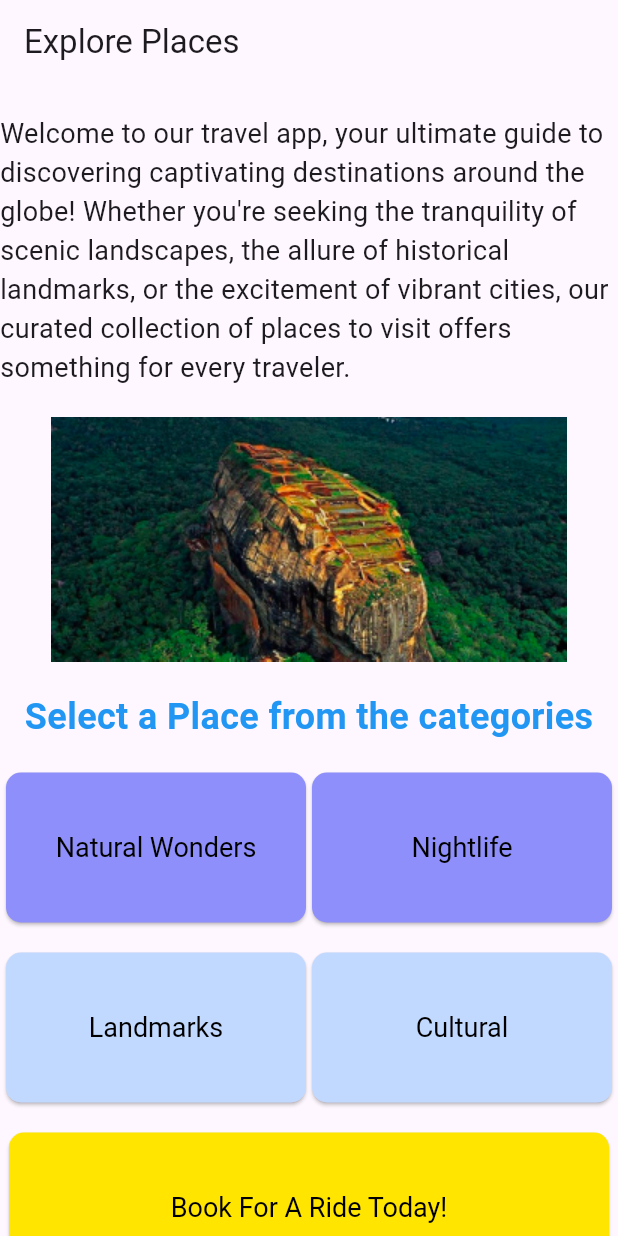
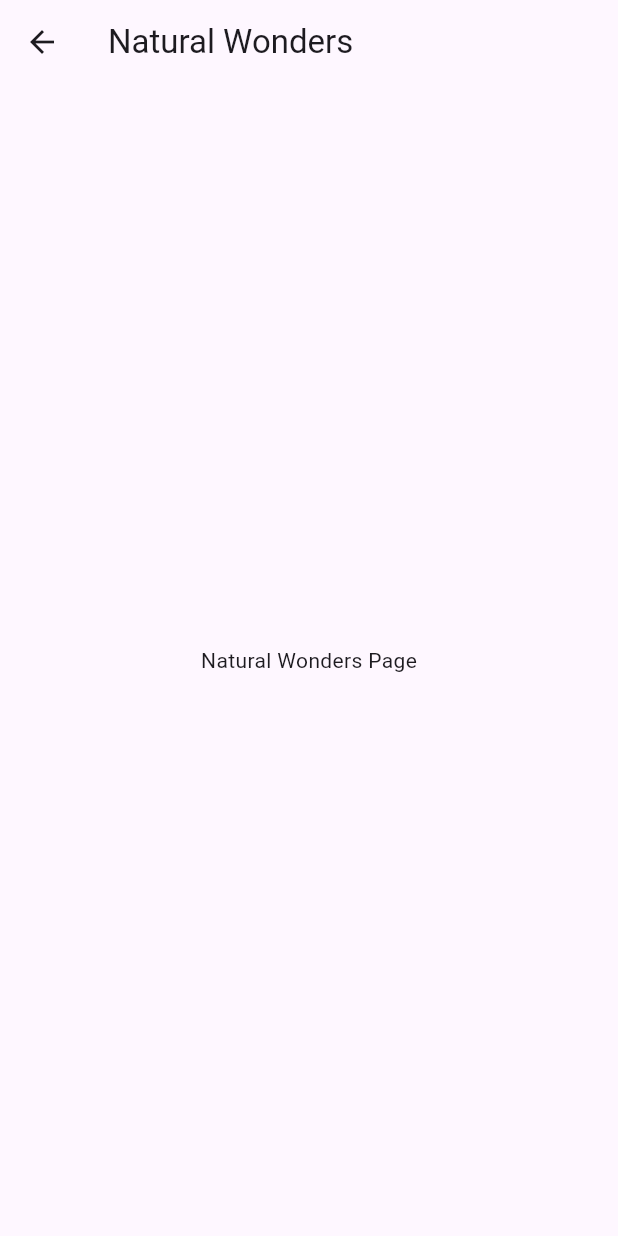
Before and after one commit to AmineFjr/exploreplaces, a Flutter app: the screen it shows after launch, after a tap on "Natural Wonders", on a phone screen of 412 x 824 dp. Run offline on Flutter 3.47's test engine with Material 3 defaults, Android fonts, the phone set to English and light mode, and no system bars.

Commit message:
feat: navigate between pages when button is clicked

```diff
--- a/lib/main.dart
+++ b/lib/main.dart
@@ -5,12 +5,12 @@
 }
 
 class MyApp extends StatelessWidget {
-  const MyApp({super.key});
+  const MyApp({Key? key});
 
   @override
   Widget build(BuildContext context) {
     return MaterialApp(
-      title: 'Mon Application',
+      title: 'Explore Places',
       theme: ThemeData(
         primarySwatch: Colors.blue,
       ),
@@ -20,144 +20,141 @@
 }
 
 class MyHomePage extends StatelessWidget {
-  const MyHomePage({super.key});
+  const MyHomePage({Key? key});
+
+  Widget _buildCategoryButton(
+      String text, {
+        required VoidCallback onPressed,
+        Color? backgroundColor,
+      }) {
+    return Flexible(
+      child: ElevatedButton(
+        onPressed: onPressed,
+        style: ElevatedButton.styleFrom(
+          fixedSize: const Size(200, 100),
+          foregroundColor: Colors.black,
+          backgroundColor: backgroundColor ?? const Color(0xFF8E8FFA),
+          padding: const EdgeInsets.all(20),
+          textStyle: const TextStyle(fontSize: 18.0),
+          shape: RoundedRectangleBorder(
+            borderRadius: BorderRadius.circular(10.0),
+          ),
+        ),
+        child: Text(text),
+      ),
+    );
+  }
 
   @override
   Widget build(BuildContext context) {
     return Scaffold(
       appBar: AppBar(
-        title: const Text('Explore Places'),
+          title: const Text('Explore'),
+          centerTitle: false
       ),
       body: SingleChildScrollView(
         child: Center(
           child: Column(
             mainAxisAlignment: MainAxisAlignment.center,
             children: <Widget>[
-              const SizedBox(height: 20.0),
-              const Text(
-                "Welcome to our travel app, your ultimate guide to discovering captivating destinations around the globe! Whether you're seeking the tranquility of scenic landscapes, the allure of historical landmarks, or the excitement of vibrant cities, our curated collection of places to visit offers something for every traveler.",
-                style: TextStyle(
-                  fontSize: 18.0,
+              Container(
+                margin: const EdgeInsets.only(left: 10.0), // Adjust the value as needed
+                child: const Align(
+                  alignment: Alignment.centerLeft,
+                  child: Text(
+                    'Places',
+                    style: TextStyle(
+                      fontSize: 50.0,
+                      fontWeight: FontWeight.bold,
+                      color: Colors.blue,
+                    ),
+                  ),
                 ),
               ),
-              const SizedBox(height: 20.0),
+              const Column(
+                children: [
+                  Align(
+                    alignment: Alignment.center,
+                    child: Text(
+                      "Welcome to our travel app, your ultimate guide to discovering captivating destinations around the globe! Whether you're seeking the tranquility of scenic landscapes, the allure of historical landmarks, or the excitement of vibrant cities, our curated collection of places to visit offers something for every traveler.",
+                      style: TextStyle(fontSize: 15),
+                      textAlign: TextAlign.center,
+                    ),
+                  ),
+                ],
+              ),
+              const SizedBox(height: 30.0),
               const Image(
                 image: AssetImage("assets/image-home-page.png"),
               ),
-              const SizedBox(height: 20.0),
+              const SizedBox(height: 10.0),
               const Text(
                 'Select a Place from the categories',
                 style: TextStyle(
-                  fontSize: 24.0,
+                  fontSize: 20.0,
                   fontWeight: FontWeight.bold,
                   color: Colors.blue,
                 ),
+                softWrap: true,
+              ),
+              const SizedBox(height: 10.0),
+              Row(
+                mainAxisAlignment: MainAxisAlignment.spaceEvenly,
+                children: <Widget>[
+                  _buildCategoryButton(
+                    'Natural Wonders',
+                    onPressed: () {
+                      // Navigate to the NaturalWondersPage
+                      Navigator.push(
+                        context,
+                        MaterialPageRoute(builder: (context) => const NaturalWondersPage()),
+                      );
+                    },
+                  ),
+                  const SizedBox(width: 20.0),
+                  _buildCategoryButton(
+                    'Nightlife',
+                    onPressed: () {
+                      // Action du deuxième bouton
+                    },
+                  ),
+                ],
               ),
               const SizedBox(height: 20.0),
               Row(
                 mainAxisAlignment: MainAxisAlignment.spaceEvenly,
-                children: [
-                  ElevatedButton(
-                    onPressed: () {
-                      // Action du premier bouton
-                    },
-                    style: ElevatedButton.styleFrom(
-                      fixedSize: const Size(200, 100),
-                      foregroundColor:
-                        Colors.black,
-                      backgroundColor:
-                        const Color(0xFF8E8FFA),
-                      padding:
-                        const EdgeInsets.all(20),
-                      textStyle:
-                        const TextStyle(fontSize: 18.0),
-                      shape: RoundedRectangleBorder(
-                        borderRadius: BorderRadius.circular(10.0),
-                      ),
-                    ),
-                    child: const Text('Natural Wonders'),
-                  ),
-                  ElevatedButton(
-                    onPressed: () {
-                      // Action du deuxième bouton
-                    },
-                    style: ElevatedButton.styleFrom(
-                      fixedSize: const Size(200, 100),
-                      foregroundColor:
-                      Colors.black,
-                      backgroundColor:
-                      const Color(0xFF8E8FFA),
-                      padding:
-                        const EdgeInsets.all(20),
-                      textStyle:
-                      const TextStyle(fontSize: 18.0),
-                      shape: RoundedRectangleBorder(
-                        borderRadius: BorderRadius.circular(10.0),
-                      ),
-                    ),
-                    child: const Text('Nightlife'),
-                  ),
-                ],
-              ),
-              const SizedBox(height: 20.0),
-              Row (
-                mainAxisAlignment: MainAxisAlignment.spaceEvenly,
-                children: [
-                  ElevatedButton(
+                children: <Widget>[
+                  _buildCategoryButton(
+                    'Landmarks',
                     onPressed: () {
                       // Action du troisième bouton
                     },
-                    style: ElevatedButton.styleFrom(
-                      fixedSize: const Size(200, 100),
-                      foregroundColor:
-                      Colors.black,
-                      backgroundColor:
-                        const Color(0xFFC2D9FF),
-                      padding:
-                        const EdgeInsets.all(20),
-                      textStyle:
-                      const TextStyle(fontSize: 18.0),
-                      shape: RoundedRectangleBorder(
-                        borderRadius: BorderRadius.circular(10.0),
-                      ),
-                    ),
-                    child: const Text('Landmarks'),
+                    backgroundColor: const Color(0xFFC2D9FF),
                   ),
-                  ElevatedButton(
+                  const SizedBox(width: 10.0),
+                  _buildCategoryButton(
+                    'Cultural',
                     onPressed: () {
                       // Action du quatrième bouton
                     },
-                    style: ElevatedButton.styleFrom(
-                      fixedSize: const Size(200, 100),
-                      foregroundColor:
-                        Colors.black,
-                      backgroundColor:
-                        const Color(0xFFC2D9FF),
-                      padding:
-                        const EdgeInsets.all(20),
-                      textStyle:
-                      const TextStyle(fontSize: 18.0),
-                      shape: RoundedRectangleBorder(
-                        borderRadius: BorderRadius.circular(10.0),
-                      ),
-                    ),
-                    child: const Text('Cultural'),
+                    backgroundColor: const Color(0xFFC2D9FF),
                   ),
                 ],
               ),
               const SizedBox(height: 20.0),
               ElevatedButton(
                 onPressed: () {
-                  // Action du dernier bouton en bas
+                  // Navigate to the NaturalWondersPage
+                  Navigator.push(
+                    context,
+                    MaterialPageRoute(builder: (context) => const BookForARidePage()),
+                  );
                 },
                 style: ElevatedButton.styleFrom(
                   fixedSize: const Size(400, 100),
-                  foregroundColor:
-                  Colors.black,
-                  backgroundColor:
-                  const Color(0xFFFFE500),
-                  textStyle:
-                  const TextStyle(fontSize: 18.0),
+                  foregroundColor: Colors.black,
+                  backgroundColor: const Color(0xFFFFE500),
+                  textStyle: const TextStyle(fontSize: 18.0),
                   shape: RoundedRectangleBorder(
                     borderRadius: BorderRadius.circular(10.0),
                   ),
@@ -171,3 +168,36 @@
     );
   }
 }
+
+// New Page for Natural Wonders
+class NaturalWondersPage extends StatelessWidget {
+  const NaturalWondersPage({super.key});
+
+  @override
+  Widget build(BuildContext context) {
+    return Scaffold(
+      appBar: AppBar(
+        title: const Text('Natural Wonders'),
+      ),
+      body: const Center(
+        child: Text('Natural Wonders Page'),
+      ),
+    );
+  }
+}
+
+class BookForARidePage extends StatelessWidget {
+  const BookForARidePage({super.key});
+
+  @override
+  Widget build(BuildContext context) {
+    return Scaffold(
+      appBar: AppBar(
+        title: const Text('Book For A Ride'),
+      ),
+      body: const Center(
+        child: Text('Book For A Ride Page'),
+      ),
+    );
+  }
+}
```
